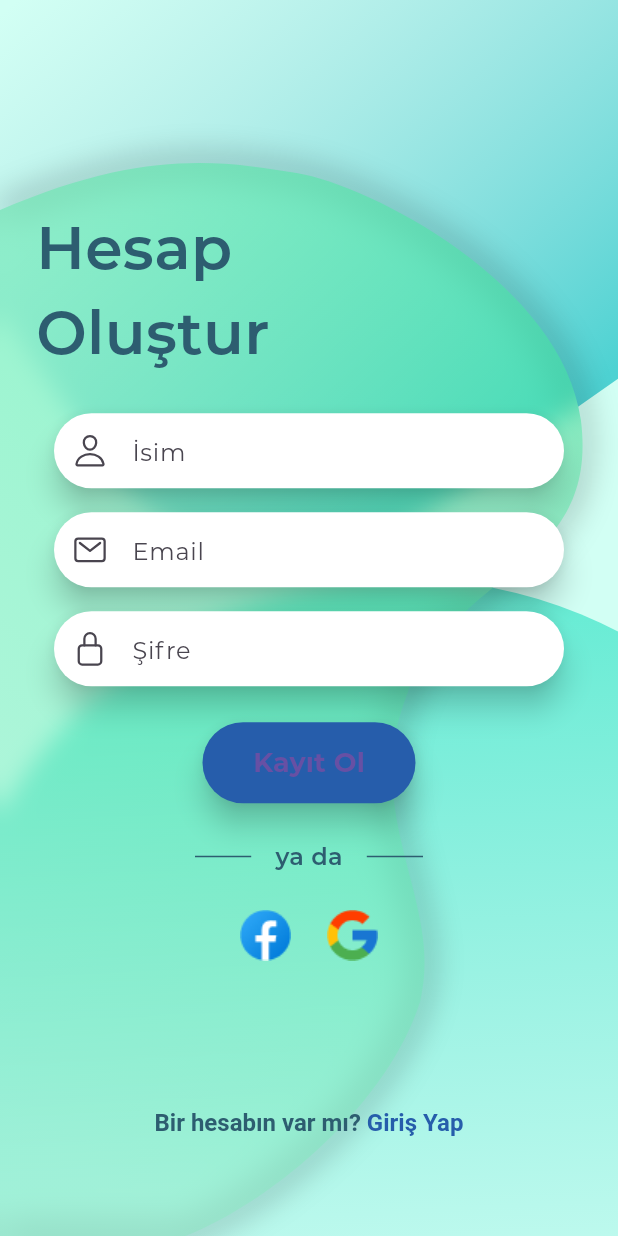
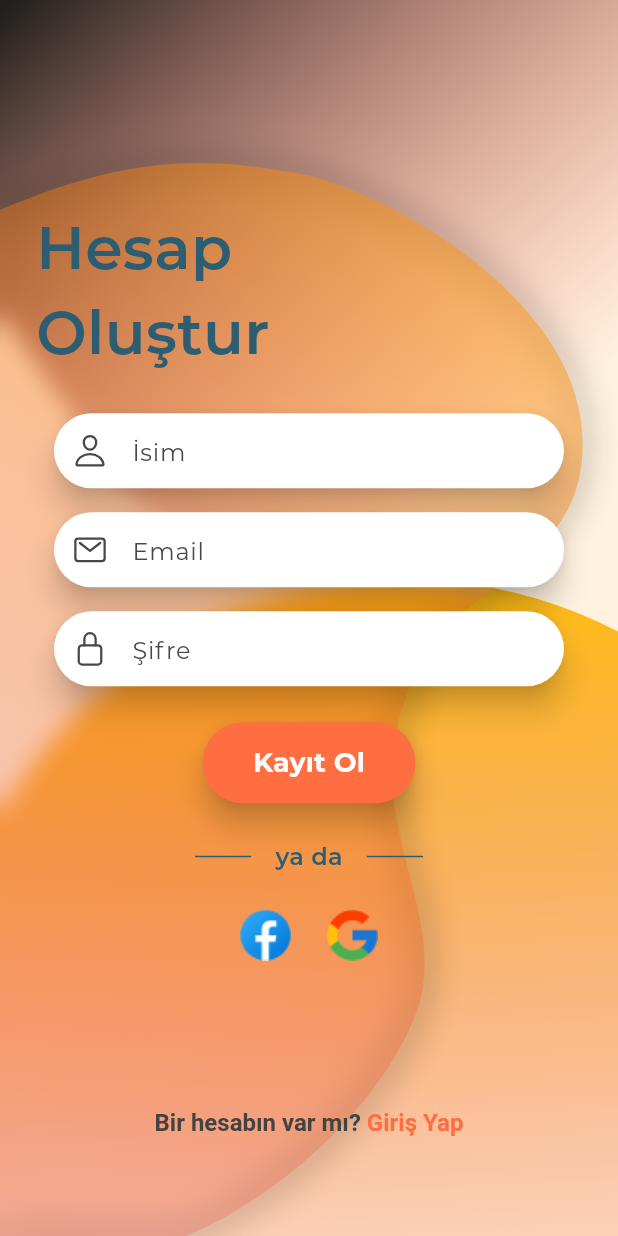
Before and after one commit to NahitCalisir/team_tracking_flutter, a Flutter app: the screen it shows after launch, on a phone screen of 412 x 824 dp. Run offline on Flutter 3.47's test engine with Material 3 defaults, Android fonts, the phone set to English and light mode, and no system bars; our stand-ins replace cloud_firestore, firebase_auth, firebase_core, fluttertoast, get_it, google_sign_in and 1 more; accounts and stored records are empty.

Commit message:
colors updated

```diff
--- a/lib/screens/login_screen/components/bottom_text.dart
+++ b/lib/screens/login_screen/components/bottom_text.dart
@@ -54,7 +54,7 @@ class _BottomTextState extends State<BottomText> {
                       ? 'Bir hesabın var mı? '
                       : 'Hesabın yok mu? ',
                   style: const TextStyle(
-                    color: kPrimaryColor,
+                    color: kPrimaryColor2,
                     fontWeight: FontWeight.w600,
                   ),
                 ),
@@ -64,7 +64,7 @@ class _BottomTextState extends State<BottomText> {
                       ? 'Giriş Yap'
                       : 'Kayıt Ol',
                   style: const TextStyle(
-                    color: kSecondaryColor,
+                    color: kSecondaryColor2,
                     fontWeight: FontWeight.bold,
                   ),
                 ),
--- a/lib/screens/login_screen/components/center_widget/center_widget.dart
+++ b/lib/screens/login_screen/components/center_widget/center_widget.dart
@@ -78,8 +78,10 @@ class CenterWidget extends StatelessWidget {
                   begin: Alignment(1, -0.6),
                   end: Alignment(-1, 0.8),
                   colors: [
-                    Color(0x803DE896),
-                    Color(0x4D76E3AE),
+                    //Color(0x803DE896),
+                    //Color(0x4D76E3AE),
+                    Color(0x80FF9800),
+                    Color(0x35E13232),
                   ],
                 ),
               ),
--- a/lib/screens/login_screen/components/login_content.dart
+++ b/lib/screens/login_screen/components/login_content.dart
@@ -69,7 +69,7 @@ class _LoginContentState extends State<LoginContent>
          }
         },
         style: ElevatedButton.styleFrom(
-          padding: const EdgeInsets.symmetric(vertical: 14), backgroundColor: kSecondaryColor,
+          padding: const EdgeInsets.symmetric(vertical: 14), backgroundColor: kSecondaryColor2,
           shape: const StadiumBorder(),
           elevation: 8,
           shadowColor: Colors.black87,
@@ -77,6 +77,7 @@ class _LoginContentState extends State<LoginContent>
         child: Text(
           title,
           style: const TextStyle(
+            color: Colors.white,
             fontSize: 18,
             fontWeight: FontWeight.bold,
           ),
--- a/lib/screens/login_screen/login_screen.dart
+++ b/lib/screens/login_screen/login_screen.dart
@@ -23,8 +23,10 @@ class _LoginScreenState extends State<LoginScreen> {
             begin: Alignment(-0.2, -0.8),
             end: Alignment.bottomCenter,
             colors: [
-              Color(0x007CBFCF),
-              Color(0xB316BFC4),
+              //Color(0x007CBFCF),
+              //Color(0xB316BFC4),
+              Colors.black87,
+              Color(0x00EA3323),
             ],
           ),
         ),
@@ -42,8 +44,10 @@ class _LoginScreenState extends State<LoginScreen> {
           begin: Alignment(0.6, -1.1),
           end: Alignment(0.7, 0.8),
           colors: [
-            Color(0xDB4BE8CC),
-            Color(0x005CDBCF),
+            //Color(0xDB4BE8CC),
+            //Color(0x005CDBCF),
+            Colors.amber,
+            Color(0x00EA3323),
           ],
         ),
       ),
--- a/lib/utils/constants.dart
+++ b/lib/utils/constants.dart
@@ -1,6 +1,9 @@
 import 'package:flutter/material.dart';
 
 // Colors
-const kBackgroundColor = Color(0xFFD2FFF4);
+//const kBackgroundColor = Color(0xFFD2FFF4);
+const kBackgroundColor = Color(0xFFFFF3E0);
 const kPrimaryColor = Color(0xFF2D5D70);
+const kPrimaryColor2 = Color(0xFF424242);
 const kSecondaryColor = Color(0xFF265DAB);
+const kSecondaryColor2 = Colors.deepOrangeAccent;
```
